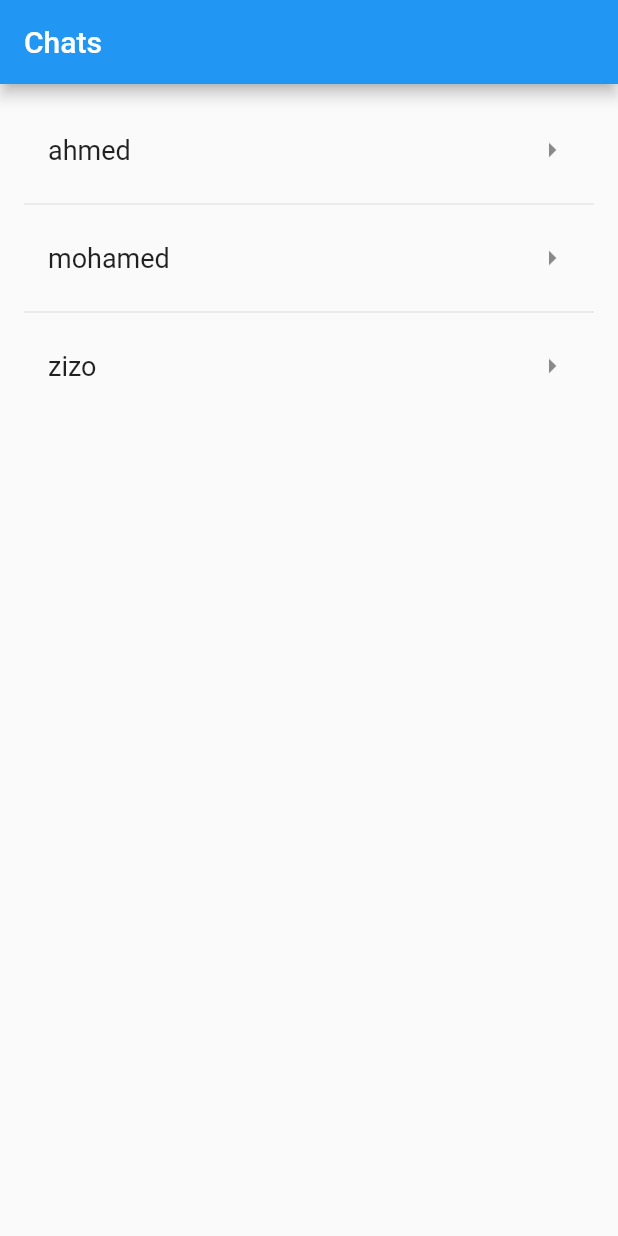
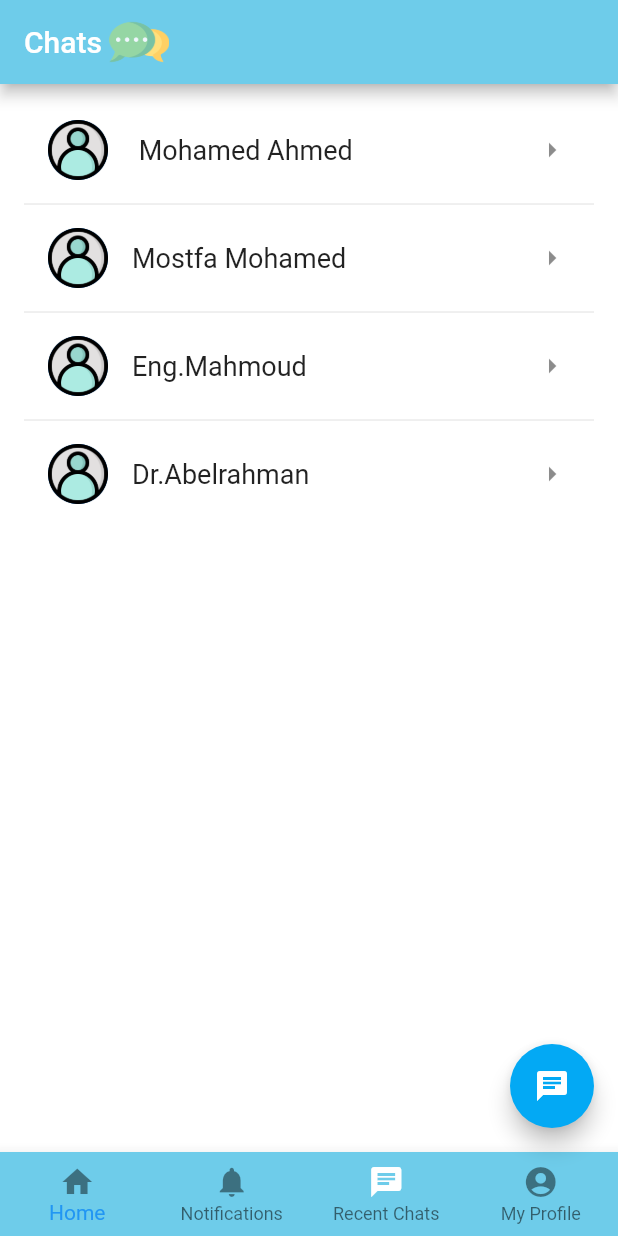
Before and after one commit to KhaledLoay99/qr_code_flutter_project, a Flutter app: the UserList screen opened directly, on a phone screen of 412 x 824 dp. Run offline on Flutter 3.47's test engine with Material 2 defaults, Android fonts, the phone set to English and light mode, and no system bars.

Commit message:
final_changes

```diff
--- /dev/null
+++ b/lib/logic/chatlist.dart
@@ -0,0 +1,7 @@
+class chatlistNames {
+  List _chats = [' Mohamed Ahmed','Mostfa Mohamed', 'Eng.Mahmoud', 'Dr.Abelrahman'];
+
+  List getNames() {
+    return _chats;
+  }
+}
--- a/lib/ui/chatlist.dart
+++ b/lib/ui/chatlist.dart
@@ -1,17 +1,21 @@
+import 'package:Dcode/logic/chatlist.dart';
+import 'package:Dcode/ui/privateChat.dart';
 import 'package:flutter/material.dart';
 
-void main() => runApp(MyApp());
+import 'home.dart';
+import 'notification.dart';
+import 'profile.dart';
+
+void main() => runApp(chatlist());
 
 // #docregion MyApp
-class MyApp extends StatelessWidget {
+class chatlist extends StatelessWidget {
+
   // #docregion build
   @override
   Widget build(BuildContext context) {
     return MaterialApp(
       title: 'chats',
-      theme: ThemeData(
-        primaryColor: Colors.white,
-      ),
       home: UserList(),
     );
   }
@@ -21,8 +25,10 @@ class MyApp extends StatelessWidget {
 
 // #docregion RWS-var
 class UserListState extends State<UserList> {
-  final _chats = ['ahmed', 'mohamed', "zizo"];
+  Color c1 = const Color.fromRGBO(110,204,234,1.0); // fully transparent white (invisible)
   final _biggerFont = const TextStyle(fontSize: 18.0);
+  final chatlistNames chatlistLogic = chatlistNames();
+
   // #enddocregion RWS-var
 
   // #docregion _buildSuggestions
@@ -30,12 +36,12 @@ class UserListState extends State<UserList> {
     return ListView.separated(
       padding: const EdgeInsets.all(16.0),
       itemBuilder: /*1*/ (context, i) {
-        return _buildRow(_chats[i]);
+        return _buildRow(chatlistLogic.getNames()[i]);
       },
       separatorBuilder: (context, index) {
         return Divider();
       },
-      itemCount: _chats.length,
+      itemCount: chatlistLogic.getNames().length,
     );
   }
   // #enddocregion _buildSuggestions
@@ -43,6 +49,13 @@ class UserListState extends State<UserList> {
   // #docregion _buildRow
   Widget _buildRow(String name) {
     return ListTile(
+      leading: CircleAvatar(
+       child: Row(
+         children: <Widget>[
+           Image.asset('images/user.png', height: 40,),
+         ],
+       ),
+      ),
       title: Text(
         name,
         style: _biggerFont,
@@ -50,6 +63,10 @@ class UserListState extends State<UserList> {
       trailing: Icon(Icons.arrow_right),
       onTap: () {
         // send to chat screen
+        Navigator.push(
+          context,
+          MaterialPageRoute(builder: (context) => privateChat()),
+        );
       },
     );
   }
@@ -61,9 +78,80 @@ class UserListState extends State<UserList> {
   Widget build(BuildContext context) {
     return Scaffold(
       appBar: AppBar(
-        title: Text('Chats'),
+
+        title: Row(
+          children: [
+            Text('Chats '),
+            Image.asset('images/chat.png', height: 40,),
+          ],
+        ),
+        backgroundColor: c1,
       ),
+      backgroundColor: Colors.white,
+
+      bottomNavigationBar: BottomNavigationBar(
+        type: BottomNavigationBarType.fixed,
+        backgroundColor: c1,
+
+        onTap: (value) {
+          // Respond to item press.
+          if(value == 0){
+           Navigator.push(
+             context,
+             MaterialPageRoute(builder: (context) => home()),
+           );
+          }else if(value == 1){
+
+            Navigator.push(
+              context,
+              MaterialPageRoute(builder: (context) => notify()),
+            );
+          }else if(value == 2){
+
+            Navigator.push(
+              context,
+              MaterialPageRoute(builder: (context) => chatlist()),
+            );
+          }else if(value == 3){
+
+            Navigator.push(
+              context,
+              MaterialPageRoute(builder: (context) => Profile()),
+            );
+          }
+
+        },
+        items: [
+          BottomNavigationBarItem(
+            title: Text('Home', style: TextStyle(color: Colors.black45),),
+            icon: Icon(Icons.home,color: Colors.black45,),
+          ),
+          BottomNavigationBarItem(
+            title: Text('Notifications', style: TextStyle(color: Colors.black45),),
+            icon: Icon(Icons.notifications,color: Colors.black45,),
+          ),
+          BottomNavigationBarItem(
+              title: Text('Recent Chats', style: TextStyle(color: Colors.white),),
+              icon: Icon(Icons.chat,color: Colors.white,),
+              backgroundColor: Colors.white
+          ),
+          BottomNavigationBarItem(
+            title: Text('My Profile', style: TextStyle(color: Colors.black45),),
+            icon: Icon(Icons.account_circle,color: Colors.black45,),
+
+          ),
+        ],
+      ),
+
       body: _buildChatList(),
+
+      floatingActionButton: FloatingActionButton(
+        onPressed: () {
+          // Add your onPressed code here!
+        },
+        child: Icon(Icons.chat),
+        backgroundColor: Colors.lightBlue,
+      ),
     );
   }
 // #enddocregion RWS-build
--- a/lib/ui/home.dart
+++ b/lib/ui/home.dart
@@ -8,6 +8,8 @@ import 'package:Dcode/ui/scanQr.dart';
 import 'package:Dcode/ui/signup.dart';
 import 'package:Dcode/ui/profile.dart';
 import 'package:Dcode/ui/carProfile.dart';
+
+import 'chatlist.dart';
 class home extends StatefulWidget {
   @override
   State<StatefulWidget> createState() {
@@ -51,7 +53,7 @@ class homeState extends State<home> {
 
             Navigator.push(
               context,
-              MaterialPageRoute(builder: (context) => privateChat()),
+              MaterialPageRoute(builder: (context) => chatlist()),
             );
           }else if(value == 3){
 
@@ -168,7 +170,7 @@ class homeState extends State<home> {
                   onTap: () {
                     Navigator.push(
                       context,
-                      MaterialPageRoute(builder: (context) => privateChat()),
+                      MaterialPageRoute(builder: (context) => chatlist()),
                     );
                   },   // When the child is tapped, make an action
                   child: new Container(
--- a/pubspec.yaml
+++ b/pubspec.yaml
@@ -58,6 +58,7 @@ flutter:
     - images/profile.jpg
     - images/car.png
     - images/chat.png
+    - images/user.png
   # An image asset can refer to one or more resolution-specific "variants", see
   # https://flutter.dev/assets-and-images/#resolution-aware.
 
```
Also changed, not shown: lib/logic/notifications.dart (added, +12 -0 lines), lib/logic/privatechat.dart (added, +12 -0 lines), lib/ui/notification.dart (+12 -9 lines), lib/ui/privateChat.dart (+21 -14 lines), lib/ui/scanQr.dart (+10 -8 lines), images/user.png (added), 1 other file.
